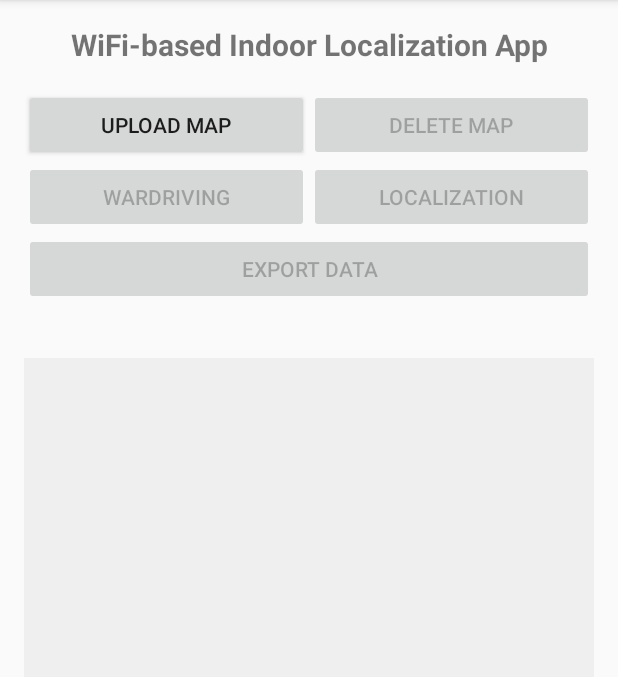
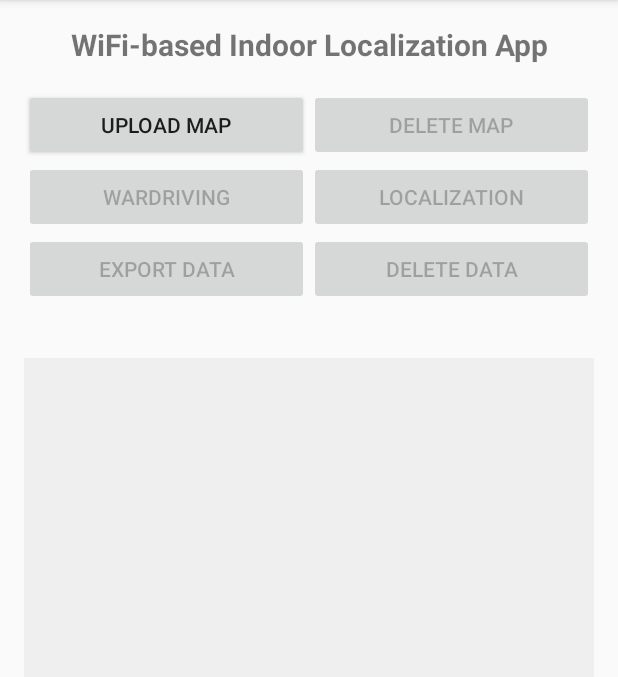
Before and after one commit to sungwoocse/mobilecomputing, an Android app: the screen it shows after launch (MainActivity), on a phone screen of 412 x 824 dp, the part 84-761 px from its top. Run offline under Robolectric (Android 15) with nearby library versions, the phone set to English and light mode, and no system bars.

Commit message:
삭제버튼도 추가함

```diff
--- a/app/src/main/java/com/example/mobilecomputing/MainActivity.kt
+++ b/app/src/main/java/com/example/mobilecomputing/MainActivity.kt
@@ -30,6 +30,7 @@ class MainActivity : AppCompatActivity() {
     private lateinit var wardrivingButton: Button
     private lateinit var localizationButton: Button
     private lateinit var exportButton: Button
+    private lateinit var deleteDataButton: Button
     private lateinit var coordinateTextView: TextView
 
     private var currentMapBitmap: Bitmap? = null
@@ -64,6 +65,7 @@ class MainActivity : AppCompatActivity() {
             wardrivingButton = findViewById(R.id.wardrivingButton)
             localizationButton = findViewById(R.id.localizationButton)
             exportButton = findViewById(R.id.exportButton)
+            deleteDataButton = findViewById(R.id.deleteDataButton)
             coordinateTextView = findViewById(R.id.coordinateTextView)
 
             // 디버깅용 로그
@@ -102,6 +104,11 @@ class MainActivity : AppCompatActivity() {
             // 데이터 내보내기 버튼
             exportButton.setOnClickListener {
                 exportData()
+            }
+
+            // 데이터 삭제 버튼
+            deleteDataButton.setOnClickListener {
+                deleteAllData()
             }
 
             // 지도 클릭 이벤트 처리
@@ -143,6 +150,36 @@ class MainActivity : AppCompatActivity() {
         }
     }
 
+    // 모든 수집 데이터 삭제 기능
+    private fun deleteAllData() {
+        // 저장된 데이터 개수 확인
+        val dataCount = wifiDataManager.getDataCount()
+
+        if (dataCount == 0) {
+            Toast.makeText(this, "No data to delete", Toast.LENGTH_SHORT).show()
+            return
+        }
+
+        // 확인 대화상자 표시
+        AlertDialog.Builder(this)
+            .setTitle("Delete All Data")
+            .setMessage("Are you sure you want to delete all collected WiFi data? This action cannot be undone. ($dataCount data points will be deleted)")
+            .setPositiveButton("Yes, Delete All") { _, _ ->
+                // 모든 데이터 삭제
+                if (wifiDataManager.deleteAllData()) {
+                    Toast.makeText(this, "All WiFi data has been deleted", Toast.LENGTH_SHORT).show()
+                    // 지도 업데이트 (마커 제거)
+                    updateMapWithMarkers()
+                    // 버튼 상태 업데이트
+                    updateButtonStates()
+                } else {
+                    Toast.makeText(this, "Failed to delete data", Toast.LENGTH_SHORT).show()
+                }
+            }
+            .setNegativeButton("Cancel", null)
+            .show()
+    }
+
     // 위치 선택 시 이미 데이터가 있는 위치인지 확인하고 옵션 제공
     private fun handleLocationSelection(point: PointF) {
         val existingData = wifiDataManager.getDataAtPosition(point)
@@ -159,6 +196,7 @@ class MainActivity : AppCompatActivity() {
                             wifiDataManager.deleteDataAtPosition(point)
                             Toast.makeText(this, "Data deleted for this location", Toast.LENGTH_SHORT).show()
                             updateMapWithMarkers()
+                            updateButtonStates()
                         }
                         2 -> showLocationData(existingData) // 데이터 보기
                         3 -> {} // 취소
@@ -214,10 +252,13 @@ class MainActivity : AppCompatActivity() {
 
     private fun updateButtonStates() {
         val mapExists = currentMapBitmap != null
+        val hasData = wifiDataManager.getDataCount() > 0
+
         deleteMapButton.isEnabled = mapExists
         wardrivingButton.isEnabled = mapExists && selectedPoint != null
-        localizationButton.isEnabled = mapExists
-        exportButton.isEnabled = mapExists
+        localizationButton.isEnabled = mapExists && hasData
+        exportButton.isEnabled = mapExists && hasData
+        deleteDataButton.isEnabled = hasData
     }
 
     private fun requestPermissions() {
@@ -324,6 +365,9 @@ class MainActivity : AppCompatActivity() {
 
         // 지도에 마커 업데이트
         updateMapWithMarkers()
+
+        // 버튼 상태 업데이트
+        updateButtonStates()
     }
 
     private fun updateMapWithMarkers() {
--- a/app/src/main/res/layout/activity_main.xml
+++ b/app/src/main/res/layout/activity_main.xml
@@ -59,12 +59,27 @@
             android:enabled="false" />
     </LinearLayout>
 
-    <Button
-        android:id="@+id/exportButton"
+    <LinearLayout
         android:layout_width="match_parent"
         android:layout_height="wrap_content"
-        android:text="Export Data"
-        android:enabled="false" />
+        android:orientation="horizontal">
+
+        <Button
+            android:id="@+id/exportButton"
+            android:layout_width="0dp"
+            android:layout_height="wrap_content"
+            android:layout_weight="1"
+            android:text="Export Data"
+            android:enabled="false" />
+
+        <Button
+            android:id="@+id/deleteDataButton"
+            android:layout_width="0dp"
+            android:layout_height="wrap_content"
+            android:layout_weight="1"
+            android:text="Delete Data"
+            android:enabled="false" />
+    </LinearLayout>
 
     <TextView
         android:id="@+id/coordinateTextView"
```
Also changed, not shown: app/src/main/java/com/example/mobilecomputing/WifiDataModel.kt (+17 -0 lines), 6 other files.
